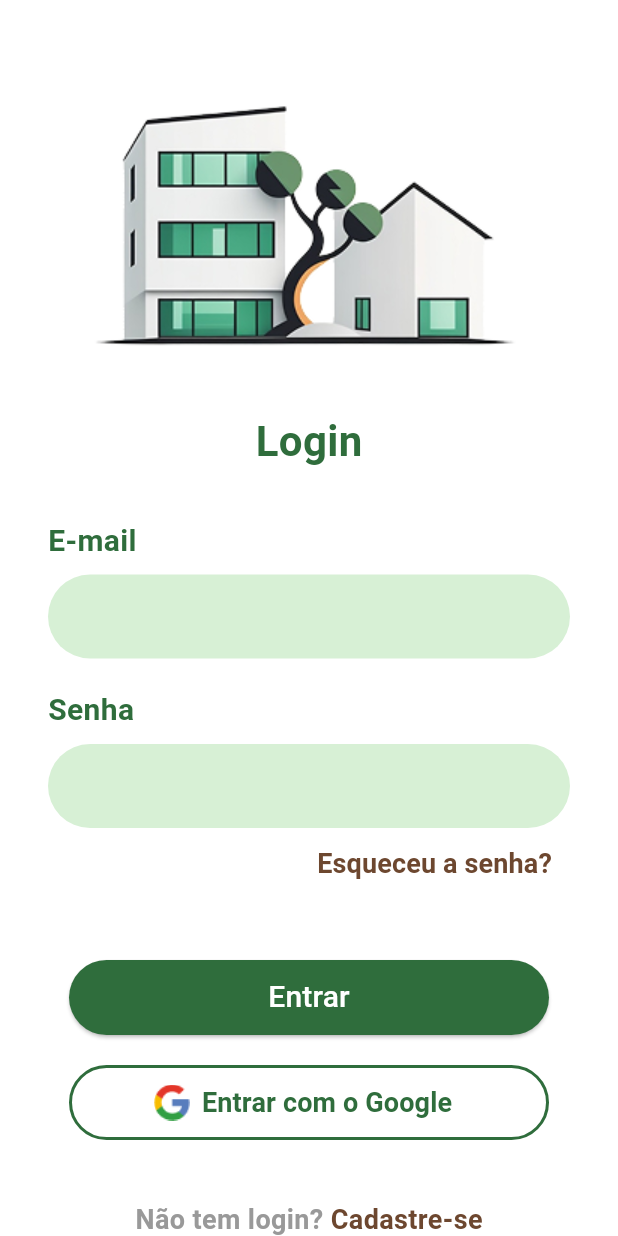
After one commit to Swampertian/Moovin, a Flutter app: the screen it shows after launch, on a phone screen of 412 x 824 dp. The commit adds this screen. Run offline on Flutter 3.47's test engine with Material 3 defaults, Android fonts, the phone set to English and light mode, and no system bars; our stand-ins replace flutter_secure_storage, google_fonts, shared_preferences; Roboto replaces fonts that are missing (Khula).

Commit message:
Resolvendo conflitos

```diff
--- a/Mobile/rental_app/lib/main.dart
+++ b/Mobile/rental_app/lib/main.dart
@@ -1,5 +1,8 @@
 import 'package:flutter/material.dart';
+import 'package:google_fonts/google_fonts.dart';
 import 'screens/tenant_profile_screen.dart';
+import 'screens/login_screen.dart';
+import 'screens/register_screen.dart';
 
 void main() {
   runApp(const MyApp());
@@ -14,8 +17,14 @@ class MyApp extends StatelessWidget {
       title: 'Rental App',
       theme: ThemeData(
         primarySwatch: Colors.green,
+        textTheme: GoogleFonts.khulaTextTheme(),
       ),
-      home: const TenantProfileScreen(tenantId: 2),
+      home: const LoginScreen(),
+      //home: const TenantProfileScreen(tenantId: 2),
+      routes: {
+        '/login': (context) => const LoginScreen(),
+        '/register': (context) => const RegisterScreen(),
+      },
     );
   }
 }
--- /dev/null
+++ b/Mobile/rental_app/lib/screens/login_screen.dart
@@ -0,0 +1,249 @@
+import 'package:flutter/material.dart';
+import 'package:flutter_secure_storage/flutter_secure_storage.dart';
+import '../services/api_service_users.dart';
+
+//Tela de Login
+class LoginScreen extends StatefulWidget {
+  const LoginScreen({super.key});
+
+  @override
+  _LoginScreenState createState() => _LoginScreenState();
+}
+
+class _LoginScreenState extends State<LoginScreen> {
+  final TextEditingController _emailController = TextEditingController();
+  final TextEditingController _passwordController = TextEditingController();
+
+  final FlutterSecureStorage _secureStorage = FlutterSecureStorage();
+  bool _isLoading = false;
+  String? _errorMessage;
+
+  // Função para login
+  void _login() async {
+    setState(() {
+      _isLoading = true;
+      _errorMessage = null;
+    });
+
+    final apiService = ApiService(baseUrl: 'http://localhost:8000/api');
+
+    try {
+    String email = _emailController.text;
+    String password = _passwordController.text;
+
+    final result = await apiService.loginUser(email, password);
+
+    print('Resultado do login: $result');
+
+    if (result['access'] != null) {
+
+      await _secureStorage.write(key: 'jwt_token', value: result['access']);
+
+      ScaffoldMessenger.of(context).showSnackBar(
+        const SnackBar(
+          content: Text('Login bem-sucedido!'),
+          backgroundColor: Colors.green,
+        ),
+      );
+
+    } else {
+      throw Exception('Token de acesso não encontrado.');
+    }
+  } catch (e) {
+    print('Erro ao fazer login: $e');
+
+    setState(() {
+      _errorMessage = 'Erro ao fazer login. Tente novamente.';
+    });
+  } finally {
+    setState(() {
+      _isLoading = false;
+    });
+  }
+}
+  @override
+  Widget build(BuildContext context) {
+    return Scaffold(
+      backgroundColor: Colors.white,
+      body: SafeArea(
+        child: SingleChildScrollView(
+          padding: const EdgeInsets.symmetric(horizontal: 32, vertical: 24),
+          child: Column(
+            crossAxisAlignment: CrossAxisAlignment.center,
+            children: [
+
+              Image.asset(
+                'assets/images/logo.png',
+                height: 250,
+              ),
+
+              const Text(
+                'Login',
+                style: TextStyle(
+                  fontSize: 28,
+                  fontWeight: FontWeight.bold,
+                  color: Color(0xFF2F6D3C),
+                ),
+              ),
+              const SizedBox(height: 32),
+
+              Column(
+                crossAxisAlignment: CrossAxisAlignment.start,
+                children: [
+                  const Text(
+                    'E-mail',
+                    style: TextStyle(fontSize: 20, fontWeight: FontWeight.bold, color: Color(0xFF2F6D3C)),
+                  ),
+                  const SizedBox(height: 8),
+                  TextFormField(
+                    controller: _emailController,
+                    decoration: InputDecoration(
+                      filled: true,
+                      fillColor: Color(0xFFD7F0D5),
+                      border: OutlineInputBorder(
+                        borderRadius: BorderRadius.circular(30),
+                        borderSide: BorderSide.none,
+                      ),
+                    ),
+                  ),
+                ],
+              ),
+
+              const SizedBox(height: 20),
+
+              Column(
+                crossAxisAlignment: CrossAxisAlignment.start,
+                children: [
+                  const Text(
+                    'Senha',
+                    style: TextStyle(fontSize: 20, fontWeight: FontWeight.bold, color: Color(0xFF2F6D3C)),
+                  ),
+                  const SizedBox(height: 8),
+                  TextFormField(
+                    controller: _passwordController,
+                    obscureText: true,
+                    decoration: InputDecoration(
+                      filled: true,
+                      fillColor: Color(0xFFD7F0D5),
+                      border: OutlineInputBorder(
+                        borderRadius: BorderRadius.circular(30),
+                        borderSide: BorderSide.none,
+                      ),
+                    ),
+                  ),
+                ],
+              ),
+
+              if (_errorMessage != null)
+                Padding(
+                  padding: const EdgeInsets.only(top: 16.0),
+                  child: Text(
+                    _errorMessage!,
+                    style: const TextStyle(color: Colors.red, fontSize: 16),
+                  ),
+                ),
+
+              Align(
+                alignment: Alignment.centerRight,
+                child: TextButton(
+                  onPressed: () {
+                  },
+                  child: const Text(
+                    'Esqueceu a senha?',
+                    style: TextStyle(
+                      fontSize: 18,
+                      color: Color(0xFF6D472F),
+                      fontWeight: FontWeight.bold,
+                    ),
+                  ),
+                ),
+              ),
+              const SizedBox(height: 40),
+
+              SizedBox(
+                width: 320,
+                height: 50,
+                child: ElevatedButton(
+                  onPressed: _isLoading ? null : _login,
+                  style: ElevatedButton.styleFrom(
+                    backgroundColor: const Color(0xFF2F6D3C),
+                    shape: RoundedRectangleBorder(
+                      borderRadius: BorderRadius.circular(30),
+                    ),
+                  ),
+                  child: _isLoading
+                      ? const CircularProgressIndicator(
+                          color: Colors.white,
+                        )
+                      : const Text(
+                          'Entrar',
+                          style: TextStyle(fontSize: 20, color: Colors.white),
+                        ),
+                ),
+              ),
+
+              const SizedBox(height: 20),
+
+              SizedBox(
+                width: 320,
+                height: 50,
+                child: OutlinedButton.icon(
+                  onPressed: () {
+                  },
+                  icon: Image.asset(
+                    'assets/images/devicon_google.png',
+                    height: 24,
+                    width: 24,
+                  ),
+                  label: const Text(
+                    'Entrar com o Google',
+                    style: TextStyle(
+                      color: Color(0xFF2F6D3C),
+                      fontSize: 18,
+                      fontWeight: FontWeight.bold,
+                    ),
+                  ),
+                  style: OutlinedButton.styleFrom(
+                    shape: RoundedRectangleBorder(
+                      borderRadius: BorderRadius.circular(30),
+                    ),
+                    side: const BorderSide(color: Color(0xFF2F6D3C), width: 2),
+                  ),
+                ),
+              ),
+              const SizedBox(height: 40),
+
+              Row(
+                mainAxisAlignment: MainAxisAlignment.center,
+                children: [
+                  const Text(
+                    'Não tem login? ',
+                    style: TextStyle(
+                      color: Color(0xFF999999),
+                      fontSize: 18,
+                      fontWeight: FontWeight.bold,
+                    ),
+                  ),
+                  GestureDetector(
+                    onTap: () {
+                      Navigator.pushNamed(context, '/register');
+                    },
+                    child: const Text(
+                      'Cadastre-se',
+                      style: TextStyle(
+                        fontSize: 18,
+                        color: Color(0xFF6D472F),
+                        fontWeight: FontWeight.bold,
+                      ),
+                    ),
+                  ),
+                ],
+              ),
+              const SizedBox(height: 32),
+            ],
+          ),
+        ),
+      ),
+    );
+  }
+}
```
Also changed, not shown: Mobile/rental_app/lib/screens/register_screen.dart (added, +299 -0 lines), Mobile/rental_app/lib/services/api_service_users.dart (added, +99 -0 lines), Mobile/rental_app/pubspec.yaml (+5 -3 lines), Mobile/rental_app/assets/images/devicon_google.png (added), Mobile/rental_app/assets/images/logo.png (added), Mobile/rental_app/pubspec.lock.
